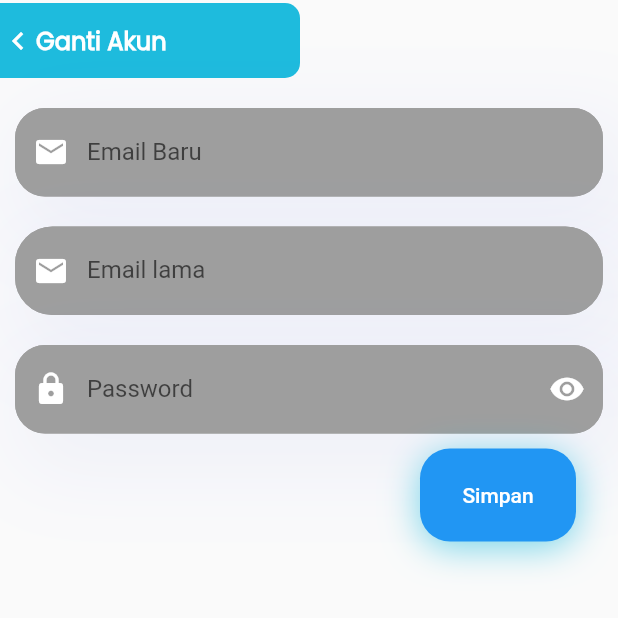
After one commit to KrisnaCahya/PBM-A7, a Flutter app: the gantiakun screen opened directly, on a phone screen of 412 x 824 dp, the top half of it. The commit adds this screen. Run offline on Flutter 3.47's test engine with Material 2 defaults, Android fonts, the phone set to English and light mode, and no system bars; our stand-ins replace cloud_firestore, email_validator, firebase_auth, firebase_core, firebase_storage, fluttertoast and 2 more; accounts and stored records are empty.

Commit message:
add page ganti akun

```diff
--- /dev/null
+++ b/lib/gantiakun.dart
@@ -0,0 +1,233 @@
+import 'package:firebase_auth/firebase_auth.dart';
+import 'package:flutter/material.dart';
+import 'package:email_validator/email_validator.dart';
+import 'package:firebase_auth/firebase_auth.dart';
+import 'package:fluttertoast/fluttertoast.dart';
+import 'package:pbma7/navbar.dart';
+import 'package:pbma7/style/style.dart';
+import 'package:pbma7/Akun.dart';
+import 'package:pbma7/halaman_utama.dart';
+import 'package:pbma7/navbar.dart';
+import 'package:pbma7/pengaturan.dart';
+
+class gantiakun extends StatefulWidget {
+  const gantiakun({Key? key}) : super(key: key);
+
+  @override
+  State<gantiakun> createState() => _gantiakun();
+}
+
+class _gantiakun extends State<gantiakun> {
+  final GlobalKey<FormState> _formKey = GlobalKey<FormState>();
+
+  TextEditingController ctrlEmail = TextEditingController();
+  TextEditingController ctrlPassword = TextEditingController();
+  bool isHiddenPassword = true;
+
+  void _tooglePasswordView() {
+    setState(() {
+      isHiddenPassword = !isHiddenPassword;
+    });
+  }
+
+  Widget build(BuildContext context) {
+    return Scaffold(
+      body: SafeArea(
+        child: Column(
+          mainAxisSize: MainAxisSize.max,
+          crossAxisAlignment: CrossAxisAlignment.start,
+          children: [
+            Padding(
+              padding: EdgeInsetsDirectional.fromSTEB(0, 2, 0, 0),
+              child: Container(
+                width: 200,
+                height: 50,
+                decoration: const BoxDecoration(
+                  color: Color(0xFF1EBBDD),
+                  borderRadius: BorderRadius.only(
+                    bottomLeft: Radius.circular(0),
+                    bottomRight: Radius.circular(10),
+                    topLeft: Radius.circular(0),
+                    topRight: Radius.circular(10),
+                  ),
+                ),
+                child: Row(
+                  mainAxisSize: MainAxisSize.max,
+                  children: [
+                    InkWell(
+                      onTap: () {
+                        Navigator.of(context).pop('Back');
+                      },
+                      child: const Icon(
+                        Icons.chevron_left,
+                        color: Colors.white,
+                        size: 24,
+                      ),
+                    ),
+                    InkWell(
+                        onTap: () {
+                          Navigator.of(context).pop('Back');
+                        },
+                        child: const Text(
+                          'Ganti Akun',
+                          style: TextStyle(
+                            fontFamily: 'Poppins',
+                            color: Colors.white,
+                            fontSize: 16,
+                            fontWeight: FontWeight.bold,
+                          ),
+                        )),
+                  ],
+                ),
+              ),
+            ),
+            Container(
+              padding: EdgeInsetsDirectional.fromSTEB(10, 20, 10, 0),
+              margin: const EdgeInsets.only(top: 0, bottom: 0),
+              decoration: const BoxDecoration(boxShadow: [
+                BoxShadow(
+                    color: Color.fromRGBO(90, 108, 234, 0.07),
+                    blurRadius: 50,
+                    spreadRadius: 0,
+                    offset: Offset(12, 26))
+              ]),
+              child: TextFormField(
+                controller: ctrlEmail,
+                validator: (email) =>
+                    email != null && !EmailValidator.validate(email)
+                        ? 'enter valid email'
+                        : null,
+                decoration: InputDecoration(
+                  enabledBorder: OutlineInputBorder(
+                    borderRadius: borderRadius1,
+                    borderSide: BorderSide(color: Color(0xFF9E9E9E)),
+                  ),
+                  fillColor: Color(0xFF9E9E9E),
+                  filled: true,
+                  hintText: 'example@gmail.com',
+                  labelText: 'Email Baru',
+                  prefixIcon: Icon(
+                    Icons.mail,
+                    color: color2,
+                  ),
+                  border: OutlineInputBorder(
+                      borderRadius: BorderRadius.circular(10)),
+                ),
+              ),
+            ),
+            Container(
+              padding: EdgeInsetsDirectional.fromSTEB(10, 20, 10, 0),
+              margin: const EdgeInsets.only(top: 0, bottom: 0),
+              decoration: const BoxDecoration(boxShadow: [
+                BoxShadow(
+                    color: Color.fromRGBO(90, 108, 234, 0.07),
+                    blurRadius: 50,
+                    spreadRadius: 0,
+                    offset: Offset(12, 26))
+              ]),
+              child: TextFormField(
+                controller: ctrlEmail,
+                validator: (email) =>
+                    email != null && !EmailValidator.validate(email)
+                        ? 'enter valid email'
+                        : null,
+                decoration: InputDecoration(
+                  enabledBorder: OutlineInputBorder(
+                    borderRadius: BorderRadius.circular(25),
+                    borderSide: BorderSide(color: Color(0xFF9E9E9E)),
+                  ),
+                  fillColor: Color(0xFF9E9E9E),
+                  filled: true,
+                  hintText: 'example@gmail.com',
+                  labelText: 'Email lama',
+                  prefixIcon: Icon(
+                    Icons.mail,
+                    color: color2,
+                  ),
+                  border: OutlineInputBorder(
+                      borderRadius: BorderRadius.circular(25)),
+                ),
+              ),
+            ),
+            Container(
+              padding: EdgeInsetsDirectional.fromSTEB(10, 20, 10, 0),
+              margin: const EdgeInsets.only(top: 0, bottom: 0),
+              decoration: const BoxDecoration(boxShadow: [
+                BoxShadow(
+                    color: Color.fromRGBO(90, 108, 234, 0.07),
+                    blurRadius: 50,
+                    spreadRadius: 0,
+                    offset: Offset(12, 26))
+              ]),
+              child: TextFormField(
+                obscureText: isHiddenPassword,
+                controller: ctrlPassword,
+                validator: (value) {
+                  if (value != null && value.length < 6) {
+                    return 'enter min 6 char';
+                  } else {
+                    return null;
+                  }
+                },
+                decoration: InputDecoration(
+                  enabledBorder: OutlineInputBorder(
+                    borderRadius: borderRadius1,
+                    borderSide: BorderSide(color: Color(0xFF9E9E9E)),
+                  ),
+                  fillColor: Color(0xFF9E9E9E),
+                  filled: true,
+                  hintText: 'password123',
+                  labelText: 'Password',
+                  prefixIcon: Icon(
+                    Icons.lock,
+                    color: color2,
+                  ),
+                  suffixIcon: InkWell(
+                    onTap: _tooglePasswordView,
+                    child: Icon(
+                      Icons.remove_red_eye,
+                      color: color2,
+                    ),
+                  ),
+                  border: OutlineInputBorder(
+                      borderRadius: BorderRadius.circular(25)),
+                ),
+              ),
+            ),
+            Container(
+              margin: const EdgeInsets.only(left: 280, top: 10, bottom: 10),
+              padding: const EdgeInsets.symmetric(vertical: 7, horizontal: 20),
+              decoration: BoxDecoration(
+                  borderRadius: borderRadius1,
+                  color: Color.fromRGBO(33, 150, 243, 1),
+                  boxShadow: [boxshadow1]),
+              child: TextButton(
+                  child: const Text(
+                    'Simpan',
+                    style: TextStyle(color: Colors.white),
+                  ),
+                  onPressed: () {
+                    final isValidFrom = _formKey.currentState!.validate();
+                    if (isValidFrom) {
+                      FirebaseAuth.instance
+                          .signInWithEmailAndPassword(
+                              email: ctrlEmail.text,
+                              password: ctrlPassword.text)
+                          .then((value) {
+                        Navigator.push(
+                            context,
+                            MaterialPageRoute(
+                                builder: (context) => Pengaturan()));
+                      }).onError((error, stackTrace) {
+                        print("Error");
+                        Fluttertoast.showToast(msg: 'Akun Tidak Ditemukan');
+                      });
+                    }
+                  }),
+            ),
+          ],
+        ),
+      ),
+    );
+  }
+}
--- a/lib/pengaturan.dart
+++ b/lib/pengaturan.dart
@@ -3,7 +3,7 @@ import 'package:flutter/material.dart';
 import 'package:pbma7/Akun.dart';
 import 'package:pbma7/halaman_utama.dart';
 import 'package:pbma7/navbar.dart';
-
+import 'package:pbma7/gantiakun.dart';
 
 class Pengaturan extends StatelessWidget {
   const Pengaturan({Key? key}) : super(key: key);
@@ -35,7 +35,7 @@ class Pengaturan extends StatelessWidget {
                   children: [
                     InkWell(
                       onTap: () {
-                         Navigator.of(context).pop('Back');
+                        Navigator.of(context).pop('Back');
                       },
                       child: const Icon(
                         Icons.chevron_left,
@@ -61,7 +61,7 @@ class Pengaturan extends StatelessWidget {
               ),
             ),
             Padding(
-              padding: EdgeInsetsDirectional.fromSTEB(10, 50, 10, 0),
+              padding: EdgeInsetsDirectional.fromSTEB(10, 20, 10, 0),
               child: ListTile(
                 title: const Text(
                   'Ganti Akun',
@@ -70,16 +70,27 @@ class Pengaturan extends StatelessWidget {
                     fontSize: 16,
                   ),
                 ),
-                trailing: const Icon(
-                  Icons.arrow_forward_ios,
-                  color: Colors.black,
-                  size: 20,
-                ),
-                tileColor: Color(0xFF9E9E9E),
-                dense: false,
                 shape: RoundedRectangleBorder(
                   borderRadius: BorderRadius.circular(25),
                 ),
+                tileColor: Color(0xFF9E9E9E),
+                trailing: IconButton(
+                    highlightColor: Colors.grey,
+                    onPressed: () {
+                      Navigator.push(
+                        context,
+                        MaterialPageRoute(
+                          builder: (_) {
+                            return gantiakun();
+                          },
+                        ),
+                      );
+                    },
+                    icon: const Icon(
+                      Icons.arrow_forward_ios_rounded,
+                      color: Colors.black,
+                      size: 20,
+                    )),
               ),
             ),
             Padding(
@@ -126,7 +137,8 @@ class Pengaturan extends StatelessWidget {
                           builder: (context) => AlertDialog(
                                 actions: [
                                   TextButton(
-                                      onPressed: () {Navigator.pop(context);
+                                      onPressed: () {
+                                        Navigator.pop(context);
                                       },
                                       child: Text('Batal')),
                                   TextButton(
--- a/lib/style/style.dart
+++ b/lib/style/style.dart
@@ -1,6 +1,7 @@
 import 'package:flutter/material.dart';
 
 Color color1 = const Color(0xff1EBBDD);
+Color color2 = Color.fromARGB(255, 255, 255, 255);
 
 BorderRadius borderRadius1 = BorderRadius.circular(20);
 BorderRadius borderRadius2 = BorderRadius.circular(50);
```
